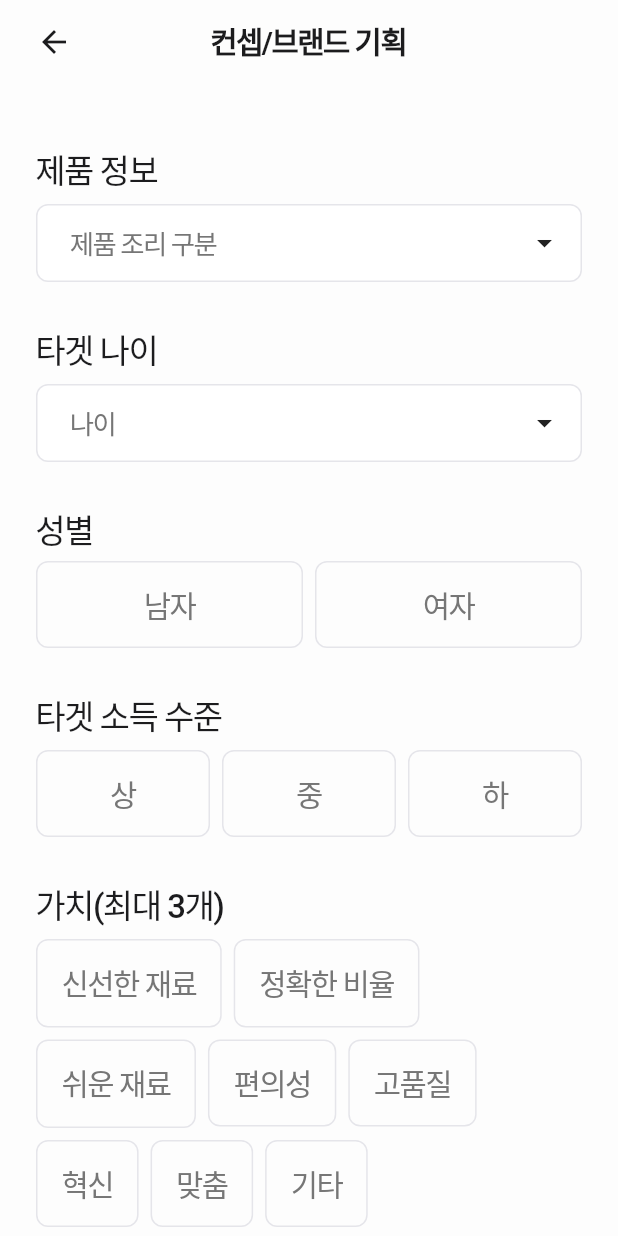
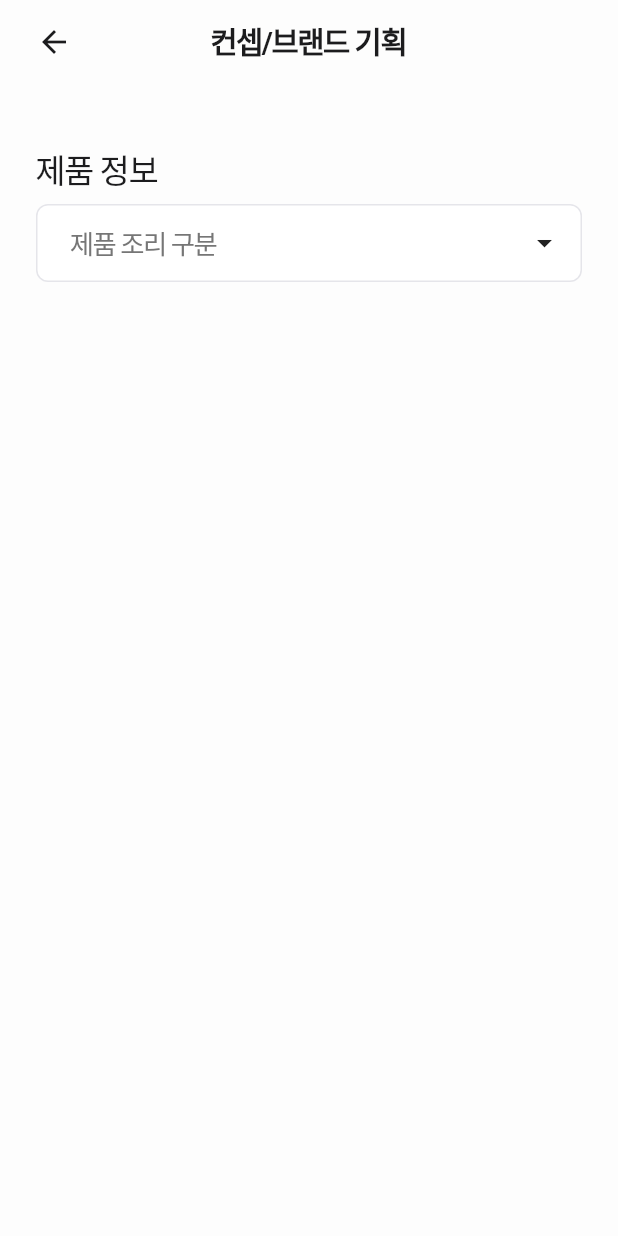
Before and after one commit to yeongwooCho/tower_meal, a Flutter app: the InputConceptScreen screen opened by its route, on a phone screen of 412 x 824 dp. Run offline on Flutter 3.47's test engine with Material 3 defaults, Android fonts, the phone set to English and light mode, and no system bars; drawn by our look-alikes of multi_dropdown; our stand-ins replace animated_toggle_switch, badges, flutter_riverpod, fluttertoast, go_router, grouped_list and 2 more; missing offline and left inert: hidable, kpostal; Roboto replaces fonts that are missing (Pretendard).

Commit message:
[feat] 컨셉 입력화면에서 차례로 Component가 등장하도록 기능 추가

```diff
--- a/lib/second/consulting/view/input_concept_screen.dart
+++ b/lib/second/consulting/view/input_concept_screen.dart
@@ -80,11 +80,15 @@ class _InputConceptScreenState extends ConsumerState<InputConceptScreen> {
                 dropdownHeight: 220.0,
               ),
               const SizedBox(height: 32.0),
-              const Text(
+              if (productInfo.isNotEmpty)
+                const Padding(
+                  padding: EdgeInsets.only(bottom: 8.0),
+                  child: Text(
                     '타겟 나이',
                     style: MyTextStyle.bodyTitleMedium,
                   ),
-              const SizedBox(height: 8.0),
+                ),
+              if (productInfo.isNotEmpty)
                 CustomSingleDropDown(
                   dropdownList: ['10대', '20대', '30대', '40대', '50대', '60대 이상'],
                   hintText: '나이',
@@ -96,11 +100,13 @@ class _InputConceptScreenState extends ConsumerState<InputConceptScreen> {
                   dropdownHeight: 220.0,
                 ),
               const SizedBox(height: 32.0),
+              if (targetAge.isNotEmpty)
                 const Text(
                   '성별',
                   style: MyTextStyle.bodyTitleMedium,
                 ),
-              const SizedBox(height: 8.0),
+              if (targetAge.isNotEmpty) const SizedBox(height: 8.0),
+              if (targetAge.isNotEmpty)
                 Row(
                   children: [
                     Expanded(
@@ -129,11 +135,13 @@ class _InputConceptScreenState extends ConsumerState<InputConceptScreen> {
                 ],
               ),
               const SizedBox(height: 32.0),
+              if (isGender != null)
                 const Text(
                   '타겟 소득 수준',
                   style: MyTextStyle.bodyTitleMedium,
                 ),
-              const SizedBox(height: 8.0),
+              if (isGender != null) const SizedBox(height: 8.0),
+              if (isGender != null)
                 Row(
                   children: [
                     Expanded(
@@ -174,11 +182,13 @@ class _InputConceptScreenState extends ConsumerState<InputConceptScreen> {
                 ],
               ),
               const SizedBox(height: 32.0),
+              if (incomeLevel != null)
                 const Text(
                   '가치(최대 3개)',
                   style: MyTextStyle.bodyTitleMedium,
                 ),
-              const SizedBox(height: 8.0),
+              if (incomeLevel != null) const SizedBox(height: 8.0),
+              if (incomeLevel != null)
                 Wrap(
                   spacing: 8.0,
                   runSpacing: 8.0,
@@ -200,11 +210,13 @@ class _InputConceptScreenState extends ConsumerState<InputConceptScreen> {
                     .toList(),
               ),
               const SizedBox(height: 32.0),
+              if (selectedBrandValues.isNotEmpty)
                 const Text(
                   '포지션(최대 3개)',
                   style: MyTextStyle.bodyTitleMedium,
               ),
-              const SizedBox(height: 8.0),
+              if (selectedBrandValues.isNotEmpty) const SizedBox(height: 8.0),
+              if (selectedBrandValues.isNotEmpty)
                 Wrap(
                   spacing: 8.0,
                 runSpacing: 8.0,
@@ -226,6 +238,12 @@ class _InputConceptScreenState extends ConsumerState<InputConceptScreen> {
                     .toList(),
               ),
               const SizedBox(height: 40.0),
+              if (productInfo.isNotEmpty &&
+                  targetAge.isNotEmpty &&
+                  isGender != null &&
+                  incomeLevel != null &&
+                  selectedBrandValues.isNotEmpty &&
+                  selectedPositions.isNotEmpty)
                 PrimaryButton(
                 onPressed: () {
                   context.goNamed(ResultConceptScreen.routeName);
```
Lines whose indentation alone changed are shown as unchanged.
